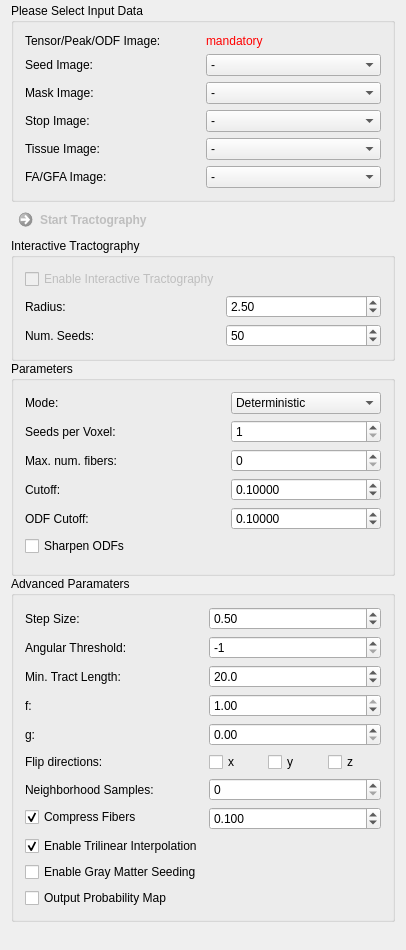
Qt form Plugins/org.mitk.gui.qt.diffusionimaging.tractography/src/internal/QmitkStreamlineTrackingViewControls.ui (MITK/MITK) before a commit.
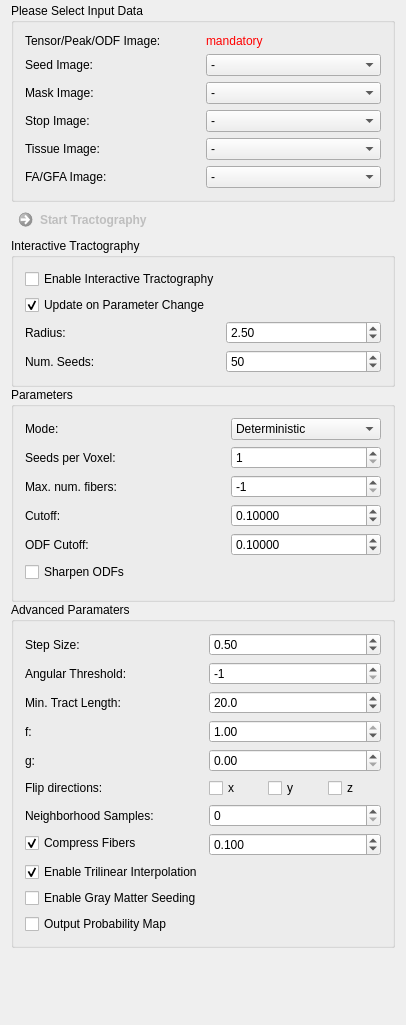
The same form after that commit. Custom widgets are drawn as their Qt base class.

Commit message: parameter updates trigger tracking now

Patch:
```diff
--- a/Plugins/org.mitk.gui.qt.diffusionimaging.tractography/src/internal/QmitkStreamlineTrackingViewControls.ui
+++ b/Plugins/org.mitk.gui.qt.diffusionimaging.tractography/src/internal/QmitkStreamlineTrackingViewControls.ui
@@ -7,7 +7,7 @@
     <x>0</x>
     <y>0</y>
     <width>406</width>
-    <height>950</height>
+    <height>1025</height>
    </rect>
   </property>
   <property name="minimumSize">
@@ -276,9 +276,15 @@
         <property name="toolTip">
          <string>Tractography is stopped after the desired number of fibers is reached, even before all seed points are processed.</string>
         </property>
+        <property name="minimum">
+         <number>-1</number>
+        </property>
         <property name="maximum">
          <number>999999999</number>
         </property>
+        <property name="value">
+         <number>-1</number>
+        </property>
        </widget>
       </item>
       <item row="3" column="0">
@@ -714,20 +720,36 @@
       <string>Interactive Tractography</string>
      </property>
      <layout class="QGridLayout" name="gridLayout_2">
-      <item row="1" column="0">
-       <widget class="QLabel" name="m_FaThresholdLabel_4">
+      <item row="3" column="1">
+       <widget class="QSpinBox" name="m_NumSeedsBox">
+        <property name="toolTip">
+         <string>Number of seed points normally distributed around selected position.</string>
+        </property>
+        <property name="minimum">
+         <number>1</number>
+        </property>
+        <property name="maximum">
+         <number>9999999</number>
+        </property>
+        <property name="value">
+         <number>50</number>
+        </property>
+       </widget>
+      </item>
+      <item row="3" column="0">
+       <widget class="QLabel" name="m_SeedsPerVoxelLabel_4">
         <property name="toolTip">
          <string/>
         </property>
         <property name="text">
-         <string>Radius:</string>
+         <string>Num. Seeds:</string>
         </property>
        </widget>
       </item>
       <item row="0" column="0">
        <widget class="QCheckBox" name="m_InteractiveBox">
         <property name="enabled">
-         <bool>false</bool>
+         <bool>true</bool>
         </property>
         <property name="toolTip">
          <string>Dynamically pick seed location by click into image.</string>
@@ -737,33 +759,7 @@
         </property>
        </widget>
       </item>
-      <item row="2" column="0">
-       <widget class="QLabel" name="m_SeedsPerVoxelLabel_4">
-        <property name="toolTip">
-         <string/>
-        </property>
-        <property name="text">
-         <string>Num. Seeds:</string>
-        </property>
-       </widget>
-      </item>
       <item row="2" column="1">
-       <widget class="QSpinBox" name="m_NumSeedsBox">
-        <property name="toolTip">
-         <string>Number of seed points normally distributed around selected position.</string>
-        </property>
-        <property name="minimum">
-         <number>1</number>
-        </property>
-        <property name="maximum">
-         <number>9999999</number>
-        </property>
-        <property name="value">
-         <number>50</number>
-        </property>
-       </widget>
-      </item>
-      <item row="1" column="1">
        <widget class="QDoubleSpinBox" name="m_SeedRadiusBox">
         <property name="toolTip">
          <string>Seedpoints are normally distributed within a sphere centered at the selected position with the specified radius (in mm).</string>
@@ -782,6 +778,32 @@
         </property>
        </widget>
       </item>
+      <item row="2" column="0">
+       <widget class="QLabel" name="m_FaThresholdLabel_4">
+        <property name="toolTip">
+         <string/>
+        </property>
+        <property name="text">
+         <string>Radius:</string>
+        </property>
+       </widget>
+      </item>
+      <item row="1" column="0">
+       <widget class="QCheckBox" name="m_ParamUpdateBox">
+        <property name="enabled">
+         <bool>true</bool>
+        </property>
+        <property name="toolTip">
+         <string>When checked, parameter changes cause instant retracking while in interactive mode.</string>
+        </property>
+        <property name="text">
+         <string>Update on Parameter Change</string>
+        </property>
+        <property name="checked">
+         <bool>true</bool>
+        </property>
+       </widget>
+      </item>
      </layout>
     </widget>
    </item>
```
The commit also changes 3 other files.
